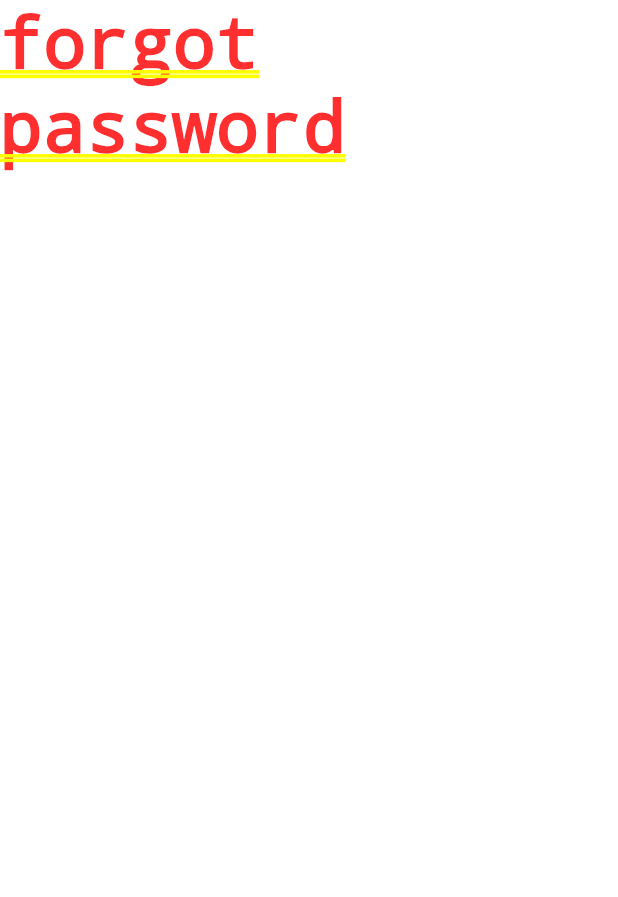
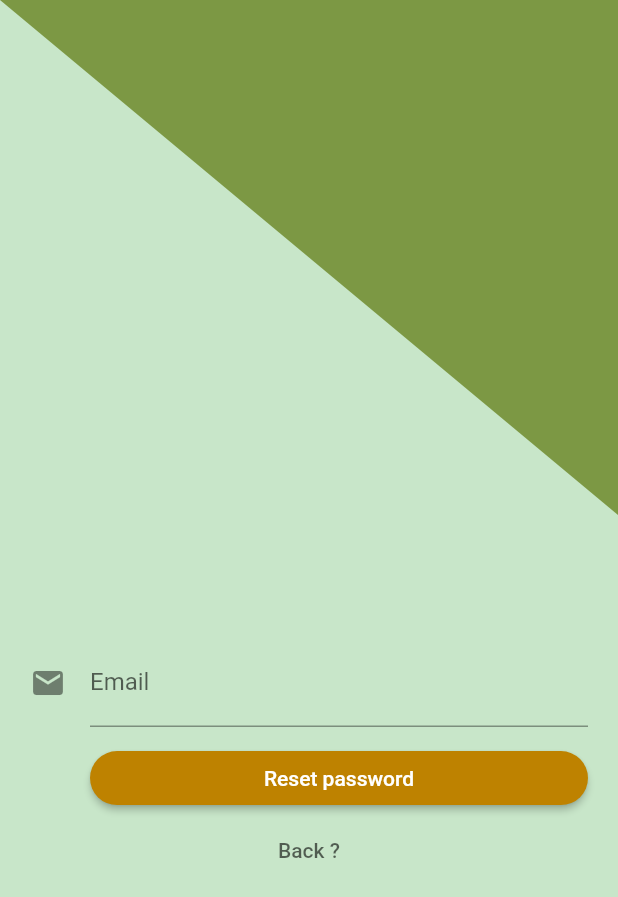
Before and after one commit to KNehe/Expense-Manager, a Flutter app: the screen it shows after launch, after a tap on "Forgot password?", on a phone screen of 412 x 824 dp. Shown: the top 897 px of the screen. Run offline on Flutter 3.47's test engine with Material 2 defaults, Android fonts, the phone set to English and light mode, and no system bars; our stand-ins replace firebase_auth, progress_dialog; accounts and stored records are empty.

Commit message:
optimized,ft-resetpassword

```diff
--- /dev/null
+++ b/lib/Components/customClipPath.dart
@@ -0,0 +1,19 @@
+import 'package:flutter/material.dart';
+import 'package:expensetracker/Utilities/clipperClass.dart';
+import 'package:expensetracker/Constants/Colors.dart';
+
+class CustomClipPath extends StatelessWidget {
+
+  @override
+  Widget build(BuildContext context) {
+    return ClipPath(
+              clipper: ClippingClass(),
+              child: Container(
+                    height: MediaQuery.of(context).size.height/2.4,
+                    decoration: BoxDecoration(
+              color: clipColor
+                     ),
+              ),
+          );
+  }
+}
--- a/lib/Constants/Colors.dart
+++ b/lib/Constants/Colors.dart
@@ -7,3 +7,5 @@ const appBarColor = Color.fromRGBO(92, 119, 11, 0.7);
 const buttonColor = Color.fromRGBO(190, 130, 0, 1);
 const buttonTextColor = Colors.white;
 const snackBarColor = Color.fromRGBO(0, 71, 0, 1);
+
+Color scaffoldBackgroundColor = Colors.green[100];
--- a/lib/Services/authService.dart
+++ b/lib/Services/authService.dart
@@ -9,6 +9,7 @@ class AuthService{
 
   final FirebaseAuth _auth =  FirebaseAuth.instance;
 
+
   //creating a custom user object from a FirebaseUser
   User _userFromFireBaseUser(FirebaseUser user){
 
@@ -17,7 +18,7 @@ class AuthService{
   }
 
   //auth changes using stream
-  Stream<User> get user {
+  Stream<User> get getUser {
     return  _auth.onAuthStateChanged
         .map(_userFromFireBaseUser);
   }
@@ -60,4 +61,13 @@ class AuthService{
     }
   }
 
+  Future sendResetPasswordLink(String email, GlobalKey<ScaffoldState> scaffoldKey) async{
+    try{
+       return _auth.sendPasswordResetEmail(email: email) ;
+
+    }catch(e){
+      AuthErrorHandler.determineAuthError(e, scaffoldKey);
+    }
+  }
+
 }//class
--- a/lib/main.dart
+++ b/lib/main.dart
@@ -1,6 +1,8 @@
 import 'package:expensetracker/Services/authService.dart';
 import 'package:expensetracker/models/user.dart';
 import 'package:expensetracker/screens/authenticate/forgotPassword.dart';
+import 'package:expensetracker/screens/authenticate/sign_in_up.dart';
+import 'package:expensetracker/screens/home/home.dart';
 import 'package:expensetracker/wrapper.dart';
 import 'package:flutter/material.dart';
 import 'package:flutter/services.dart';
@@ -25,9 +27,7 @@ class MyApp extends StatelessWidget {
       ));
       //TODO splashscreen app logo
 
-    return StreamProvider<User>.value(
-      value: AuthService().user,
-      child: MaterialApp(
+    return MaterialApp(
         debugShowCheckedModeBanner: false,
         theme: ThemeData(
           primarySwatch: THEME_COLOR,
@@ -35,9 +35,11 @@ class MyApp extends StatelessWidget {
         home: Wrapper(),
         routes: {
           Wrapper.id: (context)=> Wrapper(),
-          ForgotPassword.id : (context) => ForgotPassword()
+          ForgotPassword.id : (context) => ForgotPassword(),
+          SignIn.id : (context) => SignIn(),
+          Home.id: (context) => Home()
         },
-      ),
-    );
+      );
+
   }
 }
--- a/lib/screens/authenticate/forgotPassword.dart
+++ b/lib/screens/authenticate/forgotPassword.dart
@@ -1,16 +1,123 @@
+import 'package:expensetracker/Components/customProgressDialog.dart';
+import 'package:expensetracker/Components/customSnackbar.dart';
+import 'package:expensetracker/Services/authService.dart';
+import 'package:expensetracker/Utilities/authErrorHandler.dart';
+import 'package:expensetracker/Utilities/validations.dart';
+import 'package:expensetracker/screens/authenticate/sign_in_up.dart';
+import 'package:flutter/cupertino.dart';
 import 'package:flutter/material.dart';
+import 'package:expensetracker/Constants/Colors.dart';
+import 'package:expensetracker/Components/customClipPath.dart';
+
+
 
 class ForgotPassword extends StatefulWidget {
 
-  static String id = 'forgot_password'; // This class's identifier // used when routing
+  static String id = 'forgot_password';
 
   @override
   _ForgotPasswordState createState() => _ForgotPasswordState();
 }
 
+CustomProgressDialog progressDialog;
+
 class _ForgotPasswordState extends State<ForgotPassword> {
+
+  AuthService _authService = AuthService();
+
+  final _scaffoldKey = GlobalKey<ScaffoldState>();
+  final _formKey = GlobalKey<FormState>();
+
+  String _email;
+
+
   @override
   Widget build(BuildContext context) {
-    return Container( child: Text('forgot password'),);
+
+
+    progressDialog = CustomProgressDialog(context: context);
+
+    return Scaffold(
+      key: _scaffoldKey,
+      backgroundColor: scaffoldBackgroundColor,
+
+      body: SafeArea(
+        child: SingleChildScrollView(
+          child: Column(
+            crossAxisAlignment: CrossAxisAlignment.center,
+            children: <Widget>[
+
+              CustomClipPath(),
+
+              SizedBox(height: MediaQuery.of(context).size.height/10,),
+
+              Form(
+                key: _formKey,
+                child: Container(
+                  padding: EdgeInsets.symmetric(horizontal: 20.0),
+
+                  child: Column(
+                    crossAxisAlignment: CrossAxisAlignment.stretch,
+                    children: <Widget>[
+
+                      TextFormField(
+                        decoration: InputDecoration(labelText: 'Email',hintText: 'e.g john@gmail.com', icon: Icon(Icons.email)),
+                        validator: (value) =>  Validation.emailValidation(value),
+                        keyboardType: TextInputType.emailAddress,
+                        onSaved:(value) => _email = value  ,
+                      ),
+
+                      SizedBox(height: 10.0,),
+
+                      Padding(
+                        padding: const EdgeInsets.only(left: 40.0),
+                        child: RaisedButton(
+                          child: Text('Reset password', style: TextStyle(color: buttonTextColor),),
+                          color: buttonColor,
+                          padding: EdgeInsets.all(10.0),
+                          shape: RoundedRectangleBorder(
+                            borderRadius: BorderRadius.circular(80.0),),
+                          onPressed: () async {
+                            if (_formKey.currentState.validate()) {
+                              _formKey.currentState.save();
+
+                              resetPassword();
+
+                              progressDialog.showDialog('Processing ...');
+                                                          }
+                          },
+                        ),
+                      ),
+
+                      FlatButton(
+                        child: Text('Back ?',
+                          style: TextStyle(color: Color.fromRGBO(0, 0, 0, 0.6)),),
+                        onPressed: () {
+                          Navigator.pushNamed(context, SignIn.id);
+                        },
+                      )
+
+                    ],
+                  ),
+                ),
+              )
+            ],
+          ),
+        ),
+      ),
+    );
+  }//build
+
+  void resetPassword() async{
+    try{
+      await _authService.sendResetPasswordLink(_email, _scaffoldKey);
+      progressDialog.hideDialog();
+      CustomSnackBar.showSnackBar(_scaffoldKey, 'Check the email you provided to reset');
+      _formKey.currentState.reset();
+
+    }catch(error){
+      progressDialog.hideDialog();
+      AuthErrorHandler.determineResetError(error, _scaffoldKey);
+    }
   }
 }
--- a/lib/screens/authenticate/sign_in_up.dart
+++ b/lib/screens/authenticate/sign_in_up.dart
@@ -1,6 +1,6 @@
+import 'package:expensetracker/Components/customClipPath.dart';
 import 'package:expensetracker/Components/customProgressDialog.dart';
 import 'package:expensetracker/Services/authService.dart';
-import 'package:expensetracker/Utilities/clipperClass.dart';
 import 'package:expensetracker/screens/authenticate/forgotPassword.dart';
 import 'package:flutter/cupertino.dart';
 import 'package:flutter/material.dart';
@@ -10,6 +10,7 @@ import 'package:expensetracker/Utilities/validations.dart';
 
 
 class SignIn extends StatefulWidget {
+  static String id = 'auth';
   @override
   _SignInState createState() => _SignInState();
 }
@@ -43,7 +44,7 @@ class _SignInState extends State<SignIn> {
 
     return Scaffold(
       key: _scaffoldKey,
-      backgroundColor: Colors.green[100],
+      backgroundColor: scaffoldBackgroundColor,
      body: SafeArea(
 
         child: Container(
@@ -52,15 +53,7 @@ class _SignInState extends State<SignIn> {
 
             children: <Widget>[
 
-              ClipPath(
-                clipper: ClippingClass(),
-                child: Container(
-                  height: MediaQuery.of(context).size.height/2.4,
-                  decoration: BoxDecoration(
-                    color: clipColor
-                  ),
-                ),
-              ),
+              CustomClipPath(),
 
               SizedBox(height: 50),
 
--- a/lib/screens/home/home.dart
+++ b/lib/screens/home/home.dart
@@ -2,6 +2,8 @@ import 'package:expensetracker/Services/authService.dart';
 import 'package:flutter/material.dart';
 
 class Home extends StatelessWidget {
+
+  static String id = 'home';
 
   final AuthService _authService = AuthService();
   @override
--- a/lib/wrapper.dart
+++ b/lib/wrapper.dart
@@ -1,31 +1,42 @@
-import 'dart:math';
-
+import 'package:expensetracker/Services/authService.dart';
 import 'package:expensetracker/models/user.dart';
 import 'package:expensetracker/screens/authenticate/authenticate.dart';
 import 'package:expensetracker/screens/home/home.dart';
+import 'package:firebase_auth/firebase_auth.dart';
 import 'package:flutter/material.dart';
-import 'package:provider/provider.dart';
 
-class Wrapper extends StatelessWidget {
+
+class Wrapper extends StatefulWidget {
 
   static String id = 'wrapper';
 
   @override
+  _WrapperState createState() => _WrapperState();
+}
+
+class _WrapperState extends State<Wrapper> {
+
+//   AuthService authService = AuthService();
+//   var user;
+
+bool isLoggedIn;
+
+  @override
+  void initState() {
+//    user = authService.getUser;
+    FirebaseAuth.instance.currentUser().then( (user) => user != null?
+     setState((){
+       isLoggedIn = true;
+     }):
+    setState((){
+      isLoggedIn = false;
+    }));
+    super.initState();
+  }
+
+  @override
   Widget build(BuildContext context) {
-
-    final user = Provider.of<User>(context);
-
-    //Depending on login status of user return home or authenticate widget
-
-    if(user == null){
-
-      return  Authenticate();
-
-    }else{
-
-      return  Home();
-
-    }
+   return isLoggedIn ? Home() : Authenticate();
   }
 
 
--- a/pubspec.yaml
+++ b/pubspec.yaml
@@ -27,6 +27,7 @@ dependencies:
   firebase_auth: ^0.14.0+5
   provider: ^3.1.0
   progress_dialog: ^1.2.1
+  connectivity: ^0.3.0
 
 
 dev_dependencies:
```
Also changed, not shown: lib/Utilities/authErrorHandler.dart (+19 -2 lines), pubspec.lock, 1 other file.
